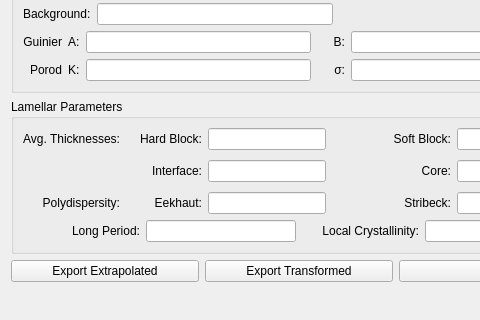
Before: the Qt Designer form src/sas/qtgui/Perspectives/Corfunc/UI/CorfuncPanel.ui in SasView/sasview, drawn with Qt 5; both pictures show x 0 to 480 and y 320 to 640 of the 1080 by 640 pixel window.
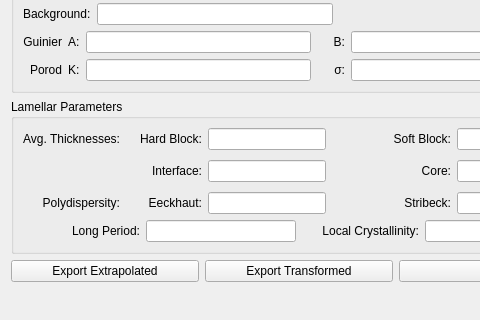
After: the same form once the commit is applied.

```diff
--- a/src/sas/qtgui/Perspectives/Corfunc/UI/CorfuncPanel.ui
+++ b/src/sas/qtgui/Perspectives/Corfunc/UI/CorfuncPanel.ui
@@ -731,7 +731,7 @@
                     </sizepolicy>
                    </property>
                    <property name="text">
-                    <string>Eekhaut:</string>
+                    <string>Eeckhaut:</string>
                    </property>
                    <property name="alignment">
                     <set>Qt::AlignmentFlag::AlignRight|Qt::AlignmentFlag::AlignTrailing|Qt::AlignmentFlag::AlignVCenter</set>
```
Left out of the diff: 4 changed lines with no effect on the pictures.
